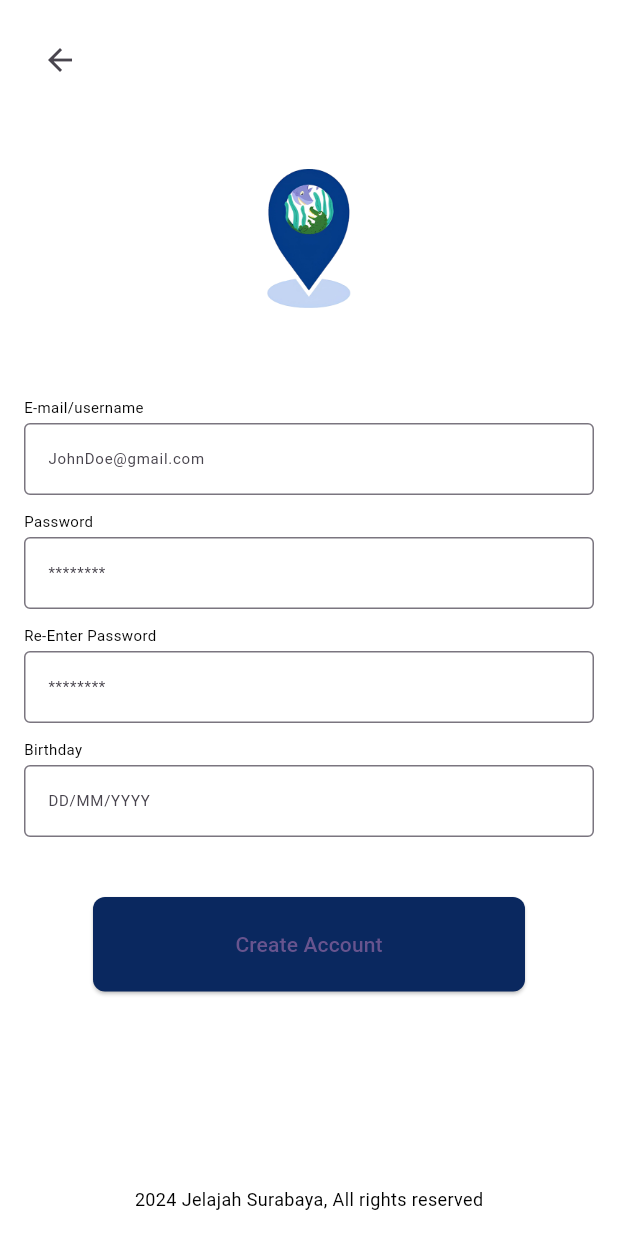
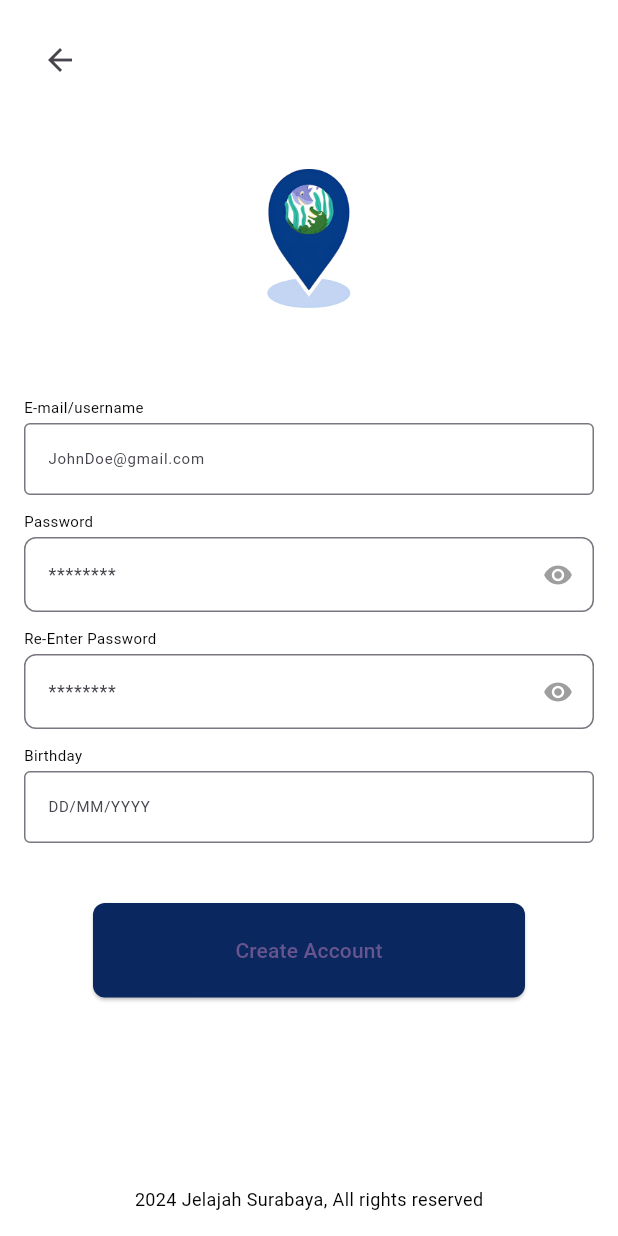
Before and after one commit to ilhmstxr/symphony-flutter, a Flutter app: the screen it shows after launch, after a tap on the "visibility" icon, after a tap on "Buat Akun Baru", on a phone screen of 412 x 824 dp. Run offline on Flutter 3.47's test engine with Material 3 defaults, Android fonts, the phone set to English and light mode, and no system bars; our stand-ins replace sqflite; accounts and stored records are empty; network calls fail.

Commit message:
done sisa barcode

```diff
--- a/lib/auth/login.dart
+++ b/lib/auth/login.dart
@@ -44,6 +44,7 @@
       DialogHelper.errorDialog(context, "Invalid email or password.");
     } else {
       Future.delayed(const Duration(seconds: 1), () {
+        DialogHelper.successDialog(context, "Login successful.");
         Navigator.pushReplacement(
           context,
           MaterialPageRoute(builder: (context) => IndexWisata()),
--- a/lib/auth/register.dart
+++ b/lib/auth/register.dart
@@ -1,5 +1,6 @@
 import 'package:flutter/material.dart';
 import 'package:symphony_1/database/db_helper.dart';
+import 'package:symphony_1/utils/dialog_helper.dart';
 
 class RegisterPage extends StatefulWidget {
   const RegisterPage({super.key});
@@ -16,11 +17,13 @@
 
   final DatabaseHelper dbHelper = DatabaseHelper();
 
+  bool _passwordVisible = false;
+  bool _repasswordVisible = false;
+
   @override
   void initState() {
     super.initState();
   }
-
 
   @override
   void dispose() {
@@ -32,6 +35,7 @@
   }
 
   void _registerUser() async {
+    print("preesed");
     String email = _emailController.text.trim();
     String password = _passwordController.text.trim();
     String rePassword = _rePasswordController.text.trim();
@@ -42,31 +46,36 @@
         rePassword.isNotEmpty &&
         birthday.isNotEmpty) {
       if (password == rePassword) {
+        try {
+          bool emailExists = await dbHelper.isEmailExists(email);
+          if (emailExists) {
+            DialogHelper.errorDialog(context, 'Email already exists');
+            return;
+          }
           Map<String, dynamic> user = {
             'email': email,
             'password': password,
+            'tanggal_lahir': birthday
           };
 
-        try {
+          DialogHelper.successDialog(context, 'Registration successful');
+
           await dbHelper.insertUser(user);
-          ScaffoldMessenger.of(context).showSnackBar(
-            SnackBar(content: Text('Registration successful')),
-          );
-          Navigator.pop(context); // Kembali ke halaman login
+          // Kosongkan semua textfield
+          _emailController.clear();
+          _passwordController.clear();
+          _rePasswordController.clear();
+          _birthdayController.clear();
+
         } catch (e) {
-          ScaffoldMessenger.of(context).showSnackBar(
-            SnackBar(content: Text('Registration failed: $e')),
-          );
+          DialogHelper.errorDialog(context, 'Registration failed');
         }
       } else {
-        ScaffoldMessenger.of(context).showSnackBar(
-          SnackBar(content: Text('Passwords do not match')),
-        );
+        DialogHelper.errorDialog(
+            context, 'Password and re-password do not match');
       }
     } else {
-      ScaffoldMessenger.of(context).showSnackBar(
-        SnackBar(content: Text('Please fill in all fields')),
-      );
+      DialogHelper.errorDialog(context, 'Please fill in all fields');
     }
   }
 
@@ -85,7 +94,8 @@
                 child: IconButton(
                   icon: const Icon(Icons.arrow_back),
                   onPressed: () {
-                    Navigator.of(context).pop(); // Kembali ke halaman sebelumnya
+                    Navigator.of(context)
+                        .pop(); // Kembali ke halaman sebelumnya
                   },
                 ),
               ),
@@ -128,15 +138,41 @@
                     style: TextStyle(fontSize: 10, color: Colors.black),
                   ),
                   const SizedBox(height: 4),
+                  Stack(
+                    alignment: Alignment.centerRight,
+                    children: [
                       TextField(
                         controller: _passwordController,
-                    obscureText: true,
+                        obscureText: !_passwordVisible,
                         decoration: InputDecoration(
                           hintText: "********",
-                      hintStyle: const TextStyle(fontSize: 10),
-                      border: OutlineInputBorder(),
+                          hintStyle: const TextStyle(fontSize: 12),
+                          border: OutlineInputBorder(
+                            borderRadius: BorderRadius.all(
+                              Radius.circular(8),
                             ),
-                    style: const TextStyle(fontSize: 10, color: Colors.black),
+                          ),
+                        ),
+                        style: const TextStyle(
+                          fontSize: 12,
+                          color: Colors.black,
+                        ),
+                      ),
+                      IconButton(
+                        icon: Icon(
+                          _passwordVisible
+                              ? Icons.visibility_off
+                              : Icons.visibility,
+                          size: 20,
+                          color: Colors.grey,
+                        ),
+                        onPressed: () {
+                          setState(() {
+                            _passwordVisible = !_passwordVisible;
+                          });
+                        },
+                      ),
+                    ],
                   ),
                 ],
               ),
@@ -150,15 +186,41 @@
                     style: TextStyle(fontSize: 10, color: Colors.black),
                   ),
                   const SizedBox(height: 4),
+                  Stack(
+                    alignment: Alignment.centerRight,
+                    children: [
                       TextField(
                         controller: _rePasswordController,
-                    obscureText: true,
+                        obscureText: !_repasswordVisible,
                         decoration: InputDecoration(
                           hintText: "********",
-                      hintStyle: const TextStyle(fontSize: 10),
-                      border: OutlineInputBorder(),
+                          hintStyle: const TextStyle(fontSize: 12),
+                          border: OutlineInputBorder(
+                            borderRadius: BorderRadius.all(
+                              Radius.circular(8),
                             ),
-                    style: const TextStyle(fontSize: 10, color: Colors.black),
+                          ),
+                        ),
+                        style: const TextStyle(
+                          fontSize: 12,
+                          color: Colors.black,
+                        ),
+                      ),
+                      IconButton(
+                        icon: Icon(
+                          _repasswordVisible
+                              ? Icons.visibility_off
+                              : Icons.visibility,
+                          size: 20,
+                          color: Colors.grey,
+                        ),
+                        onPressed: () {
+                          setState(() {
+                            _repasswordVisible = !_repasswordVisible;
+                          });
+                        },
+                      ),
+                    ],
                   ),
                 ],
               ),
--- a/lib/database/db_dummy.dart
+++ b/lib/database/db_dummy.dart
@@ -1,7 +1,5 @@
 import 'package:sqflite/sqflite.dart';
-import 'package:symphony_1/database/db_helper.dart';
 
-// Fungsi untuk menambahkan data dummy saat aplikasi dijalankan
 Future<void> insertDummyData(Database db) async {
   // Dummy Users
   await db.insert(
@@ -29,7 +27,10 @@
       'deskripsi': 'Explore the beauty of Kalimas with a boat tour.',
       'jam_buka': '09:00 - 17:00',
       'hari_buka': 'Everyday',
-      'gambar': 'https://source.unsplash.com/random/300x300/?beach ',
+      'gambar': 'https://picsum.photos/seed/100/600 ',
+      'jenis_wisata': 'tempat',
+      'kategori': 'destination',
+      'alamat': 'Jalan Kalimas Raya, Surabaya',
     },
   );
 
@@ -41,7 +42,10 @@
       'deskripsi': 'Enjoy the night life at Surabaya North Quay.',
       'jam_buka': '18:00 - 23:00',
       'hari_buka': 'Everyday',
-      'gambar': 'https://source.unsplash.com/random/300x300/?city ',
+      'gambar': 'https://picsum.photos/seed/401/600 ',
+      'jenis_wisata': 'tempat',
+      'kategori': 'destination',
+      'alamat': 'Jalan Perak Timur, Surabaya',
     },
   );
 
@@ -53,7 +57,10 @@
       'deskripsi': 'Discover the beauty of Mangrove Forest.',
       'jam_buka': '08:00 - 16:00',
       'hari_buka': 'Everyday',
-      'gambar': 'https://source.unsplash.com/random/300x300/?forest ',
+      'gambar': 'https://picsum.photos/seed/829/600 ',
+      'jenis_wisata': 'tempat',
+      'kategori': 'garden',
+      'alamat': 'Kenjeran, Surabaya',
     },
   );
 
@@ -65,7 +72,70 @@
       'deskripsi': 'Visit the modern architecture house.',
       'jam_buka': '10:00 - 18:00',
       'hari_buka': 'Everyday',
-      'gambar': 'https://source.unsplash.com/random/300x300/?house ',
+      'gambar': 'https://picsum.photos/seed/300/600 ',
+      'jenis_wisata': 'tempat',
+      'kategori': 'museum',
+      'alamat': 'Rungkut, Surabaya',
+    },
+  );
+
+  await db.insert(
+    'wisata',
+    {
+      'id': 5,
+      'judul': 'Warung Soto Pak Mamat',
+      'deskripsi': 'Soto lezat dengan bumbu khas Surabaya.',
+      'jam_buka': '07:00 - 14:00',
+      'hari_buka': 'Everyday',
+      'gambar': 'https://picsum.photos/seed/101/600 ',
+      'jenis_wisata': 'kuliner',
+      'kategori': 'kuliner',
+      'alamat': 'Jalan Kupang Jaya, Surabaya',
+    },
+  );
+
+  await db.insert(
+    'wisata',
+    {
+      'id': 6,
+      'judul': 'Bakso Kaki Lima',
+      'deskripsi': 'Bakso enak dan murah dari kaki lima terkenal.',
+      'jam_buka': '15:00 - 22:00',
+      'hari_buka': 'Everyday',
+      'gambar': 'https://picsum.photos/seed/102/600 ',
+      'jenis_wisata': 'kuliner',
+      'kategori': 'kuliner',
+      'alamat': 'Pasar Atom, Surabaya',
+    },
+  );
+
+  await db.insert(
+    'wisata',
+    {
+      'id': 7,
+      'judul': 'Nasi Uduk Mbok Berek',
+      'deskripsi': 'Nasi uduk dengan lauk lengkap dan harga terjangkau.',
+      'jam_buka': '08:00 - 19:00',
+      'hari_buka': 'Everyday',
+      'gambar': 'https://picsum.photos/seed/103/600 ',
+      'jenis_wisata': 'kuliner',
+      'kategori': 'kuliner',
+      'alamat': 'Jalan Embong Ploso, Surabaya',
+    },
+  );
+
+  await db.insert(
+    'wisata',
+    {
+      'id': 8,
+      'judul': 'Es Teh Manis Mang Oki',
+      'deskripsi': 'Minuman segar es teh manis yang legendaris.',
+      'jam_buka': '09:00 - 21:00',
+      'hari_buka': 'Everyday',
+      'gambar': 'https://picsum.photos/seed/104/600 ',
+      'jenis_wisata': 'kuliner',
+      'kategori': 'kuliner',
+      'alamat': 'Jalan HR Muhammad, Surabaya',
     },
   );
 
--- a/lib/database/db_helper.dart
+++ b/lib/database/db_helper.dart
@@ -25,36 +25,37 @@
       path,
       version: 2,
       onCreate: _onCreate,
-      onUpgrade: _onUpgrade,
     );
   }
+Future<void> _onCreate(Database db, int version) async {
+  // Tabel users dengan kolom tambahan: tanggal_lahir
+  await db.execute('''
+    CREATE TABLE users (
+      id INTEGER PRIMARY KEY,
+      email TEXT NOT NULL,
+      password TEXT NOT NULL,
+      tanggal_lahir TEXT
+    )
+  ''');
 
-  Future<void> _onCreate(Database db, int version) async {
-    // Tabel users
-    await db.execute(
-      "CREATE TABLE users(id INTEGER PRIMARY KEY, email TEXT, password TEXT)",
-    );
+  // Tabel wisata dengan kolom tambahan: jenis_wisata
+  await db.execute('''
+    CREATE TABLE wisata (
+      id INTEGER PRIMARY KEY,
+      judul TEXT NOT NULL,
+      deskripsi TEXT,
+      jam_buka TEXT,
+      hari_buka TEXT,
+      gambar TEXT,
+      jenis_wisata TEXT,
+      kategori TEXT,
+      alamat TEXT
+    )
+  ''');
 
-    // Tabel wisata
-    await db.execute(
-      "CREATE TABLE wisata("
-      "id INTEGER PRIMARY KEY,"
-      "judul TEXT,"
-      "deskripsi TEXT,"
-      "jam_buka TEXT,"
-      "hari_buka TEXT,"
-      "gambar TEXT"
-      ")",
-    );
+  await insertDummyData(db);
+}
 
-    await insertDummyData(db);
-  }
-
-  Future<void> _onUpgrade(Database db, int oldVersion, int newVersion) async {
-    if (oldVersion < 2) {
-      await db.execute("ALTER TABLE wisata ADD COLUMN gambar TEXT");
-    }
-  }
 
   // Tambah user / registrasi
   Future<int> insertUser(Map<String, dynamic> row) async {
@@ -170,6 +171,19 @@
     }
   }
 
+  // cek email 2
+  // db_helper.dart
+
+Future<bool> isEmailExists(String email) async {
+  Database db = await database;
+  List<Map<String, dynamic>> users = await db.query(
+    'users',
+    where: 'email = ?',
+    whereArgs: [email],
+  );
+  return users.isNotEmpty;
+}
+
   // Validasi user menggunakan email dan password
   Future<bool> validateUser(String email, String password) async {
     try {
--- a/lib/model/user.dart
+++ b/lib/model/user.dart
@@ -2,11 +2,13 @@
   final int id;
   final String email;
   final String password;
+  final String birthday;
 
   User({
     required this.id,
     required this.email,
     required this.password,
+    required this.birthday
   });
 
   // Konversi dari Map ke User
@@ -15,6 +17,7 @@
       id: map['id'],
       email: map['email'],
       password: map['password'],
+      birthday: map['birthday'],
     );
   }
 
@@ -23,6 +26,7 @@
     return {
       'email': email,
       'password': password,
+      'tanggal_lahir': birthday,
     };
   }
 }
```
Also changed, not shown: lib/model/wisata.dart (+13 -2 lines), lib/utils/cardFull.dart (added, +46 -0 lines), lib/utils/dialog_helper.dart (+22 -1 lines), lib/utils/header.dart (added, +64 -0 lines), lib/wisata/detailwisata.dart (+50 -0 lines), lib/wisata/indexwisata.dart (+44 -5 lines), lib/wisata/placewisata.dart (added, +81 -0 lines), lib/wisata/culinarywisata.dart (added). Lines whose indentation alone changed are shown as unchanged.
